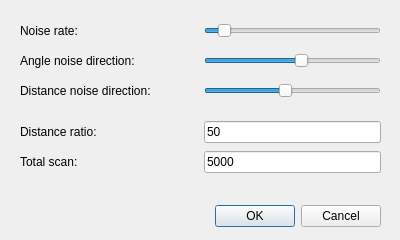
Above: ui_export.ui from lscooperlee/mapcreater before the change. Below: the same form after it.
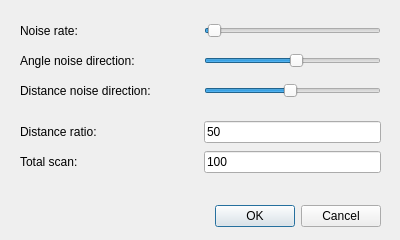
That is the form after the change.

Patch:
```diff
--- a/ui_export.ui
+++ b/ui_export.ui
@@ -55,7 +55,7 @@
     <item>
      <widget class="QLineEdit" name="total_scan_lineedit">
       <property name="text">
-       <string>5000</string>
+       <string>100</string>
       </property>
      </widget>
     </item>
@@ -119,7 +119,7 @@
     <item>
      <widget class="QSlider" name="ang_noise_dir_slider">
       <property name="sliderPosition">
-       <number>55</number>
+       <number>52</number>
       </property>
       <property name="orientation">
        <enum>Qt::Horizontal</enum>
@@ -154,7 +154,7 @@
     <item>
      <widget class="QSlider" name="dist_noise_dir_slider">
       <property name="sliderPosition">
-       <number>45</number>
+       <number>48</number>
       </property>
       <property name="orientation">
        <enum>Qt::Horizontal</enum>
@@ -195,7 +195,7 @@
        </sizepolicy>
       </property>
       <property name="sliderPosition">
-       <number>8</number>
+       <number>2</number>
       </property>
       <property name="orientation">
        <enum>Qt::Horizontal</enum>
```
